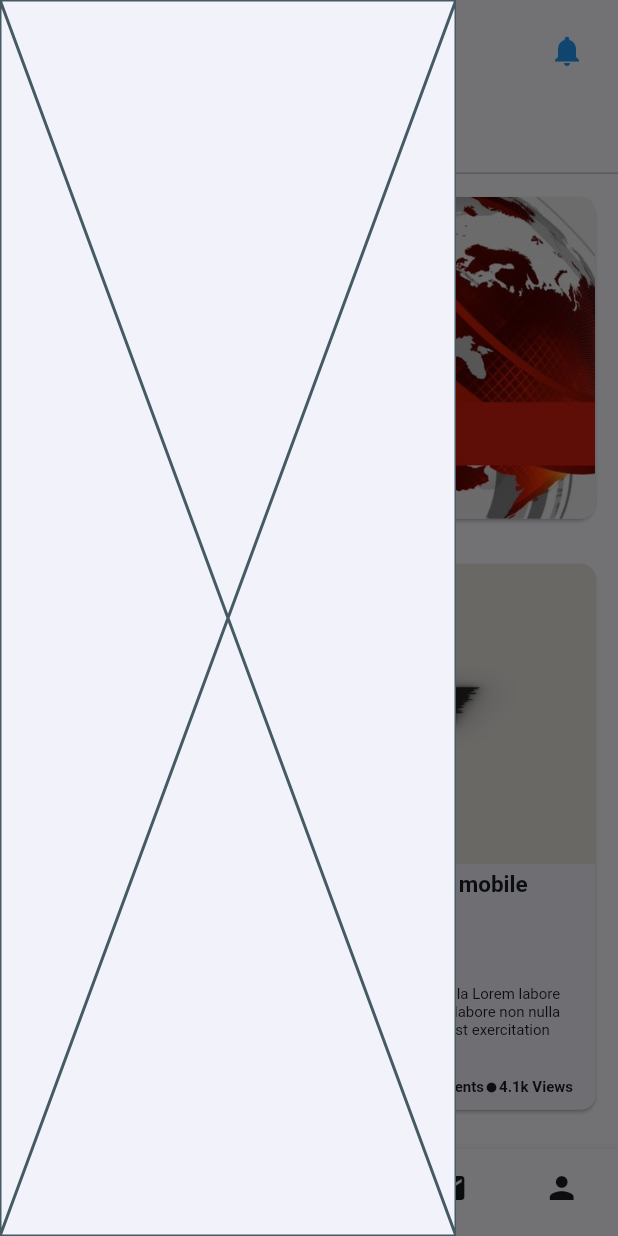
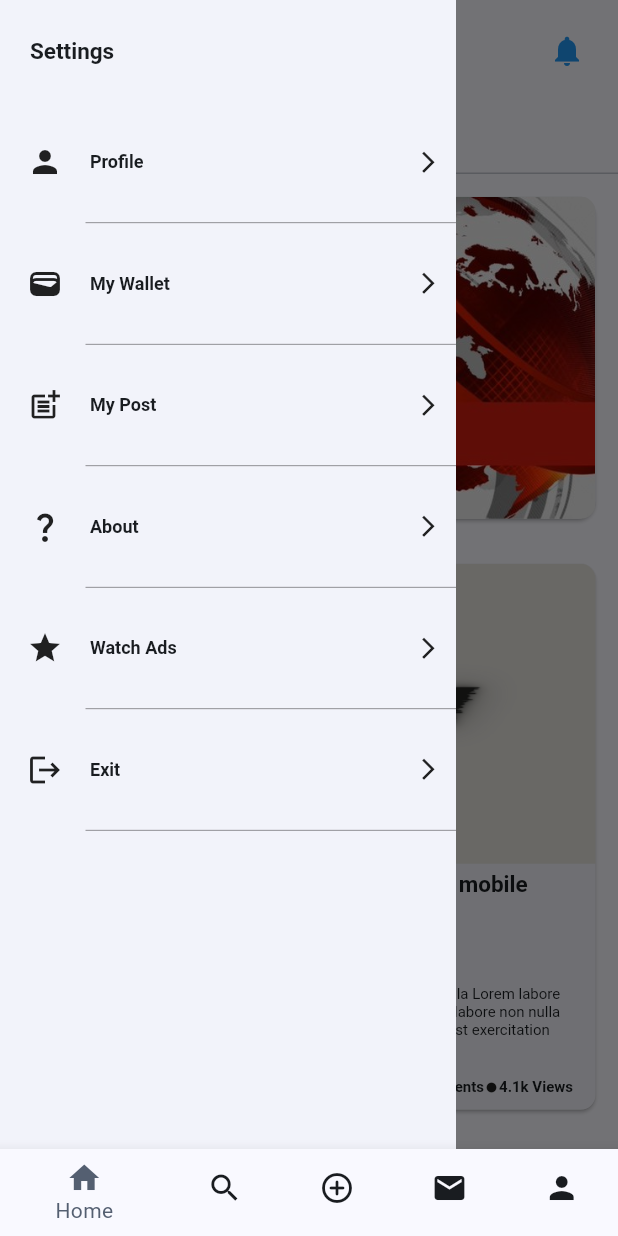
Before and after one commit to Chuckibmk/API_News, a Flutter app: the screen it shows after launch, with the side drawer open, on a phone screen of 412 x 824 dp. Run offline on Flutter 3.47's test engine with Material 3 defaults, Android fonts, the phone set to English and light mode, and no system bars; drawn by our look-alikes of carousel_slider; our stand-ins replace get.

Commit message:
home update

```diff
--- a/lib/screens/dashboard/dashboard.dart
+++ b/lib/screens/dashboard/dashboard.dart
@@ -33,23 +33,6 @@ class _DashboardState extends State<Dashboard>
   @override
   Widget build(BuildContext context) {
     return Scaffold(
-      drawer: const Drawer(
-        shape: RoundedRectangleBorder(
-          borderRadius: BorderRadius.only(
-            topLeft: Radius.zero,
-            bottomLeft: Radius.zero,
-          ),
-        ),
-        child: Column(
-          // padding: EdgeInsets.zero,
-          children: [
-            // flexible container with child of History answer widget
-            Flexible(
-              child: Placeholder(),
-            ),
-          ],
-        ),
-      ),
       body: SafeArea(
         child: Column(
           children: [
--- a/lib/screens/dashboard/home.dart
+++ b/lib/screens/dashboard/home.dart
@@ -13,6 +13,15 @@ class _HomeState extends State<Home> with SingleTickerProviderStateMixin {
   late TabController _tabController;
 
   var scaffoldkey = GlobalKey<ScaffoldState>();
+
+  Map<String, IconData> drds = {
+    'Profile': Icons.person,
+    'My Wallet': Icons.wallet,
+    'My Post': Icons.post_add,
+    'About': Icons.question_mark,
+    'Watch Ads': Icons.star,
+    'Exit': Icons.logout
+  };
 
   @override
   void initState() {
@@ -33,6 +42,95 @@ class _HomeState extends State<Home> with SingleTickerProviderStateMixin {
   Widget build(BuildContext context) {
     return Scaffold(
       key: scaffoldkey,
+      drawer: Drawer(
+        shape: const RoundedRectangleBorder(
+          borderRadius: BorderRadius.only(
+            topLeft: Radius.zero,
+            bottomLeft: Radius.zero,
+          ),
+        ),
+        child: Column(
+          // padding: EdgeInsets.zero,
+          children: [
+            // flexible container with child of History answer widget
+
+            Container(
+              padding: const EdgeInsets.symmetric(vertical: 25),
+              margin: const EdgeInsets.symmetric(horizontal: 20),
+              child: Row(
+                mainAxisAlignment: MainAxisAlignment.spaceBetween,
+                children: [
+                  RichText(
+                    text: TextSpan(
+                      text: 'Settings',
+                      style: TextStyle(
+                        color: Theme.of(context).colorScheme.onSurface,
+                        fontSize: 15,
+                        fontWeight: FontWeight.bold,
+                      ),
+                    ),
+                  ),
+                ],
+              ),
+            ),
+
+            for (var a in drds.keys)
+              Column(
+                children: [
+                  Container(
+                    padding: const EdgeInsets.symmetric(vertical: 20),
+                    margin: const EdgeInsets.symmetric(horizontal: 10),
+                    child: Row(
+                      mainAxisAlignment: MainAxisAlignment.spaceBetween,
+                      children: [
+                        Row(
+                          children: [
+                            Container(
+                              width: 40,
+                              height: 40,
+                              margin: const EdgeInsets.fromLTRB(0, 0, 10, 0),
+                              decoration: const BoxDecoration(
+                                shape: BoxShape.circle,
+                              ),
+                              child: Icon(drds[a]),
+                            ),
+                            RichText(
+                              text: TextSpan(
+                                text: a,
+                                // text: 'Profile',
+                                style: TextStyle(
+                                  color:
+                                      Theme.of(context).colorScheme.onSurface,
+                                  fontSize: 12,
+                                  fontWeight: FontWeight.bold,
+                                ),
+                              ),
+                            ),
+                          ],
+                        ),
+                        Container(
+                          decoration: const BoxDecoration(
+                            shape: BoxShape.circle,
+                          ),
+                          child: const Icon(
+                            Icons.arrow_forward_ios,
+                            size: 17,
+                          ),
+                        ),
+                      ],
+                    ),
+                  ),
+                  const Divider(
+                    indent: 57,
+                    height: 1,
+                    thickness: 0.5,
+                    color: Colors.black54,
+                  ),
+                ],
+              ),
+          ],
+        ),
+      ),
       body: Column(
         children: [
           Row(
```
